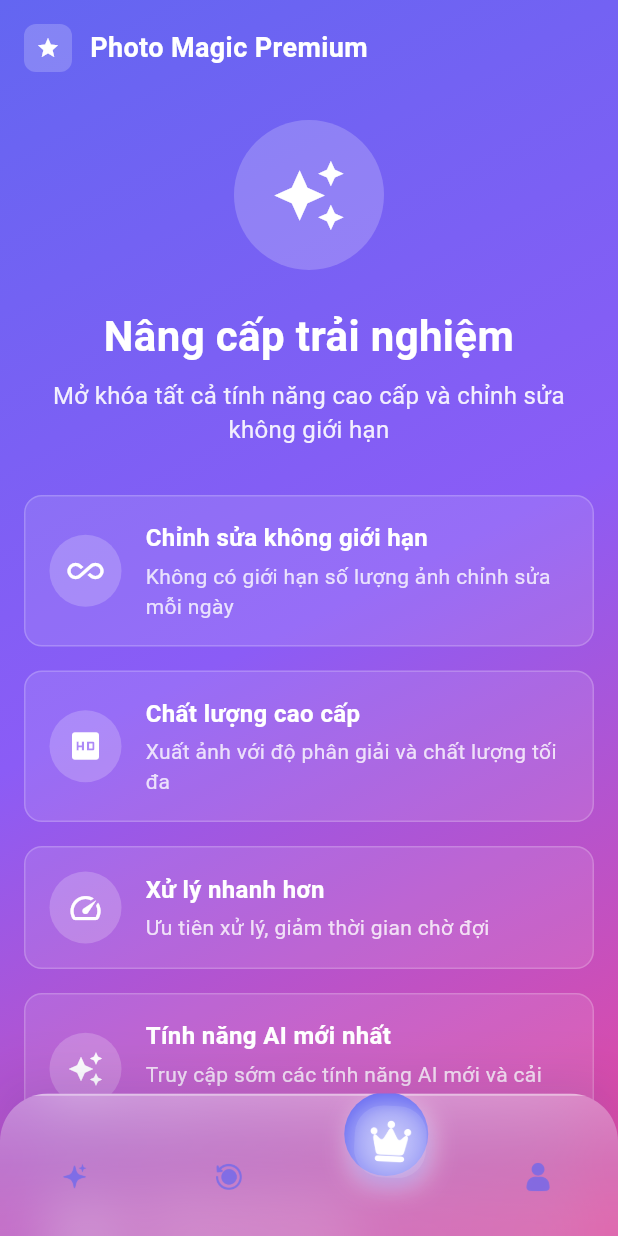
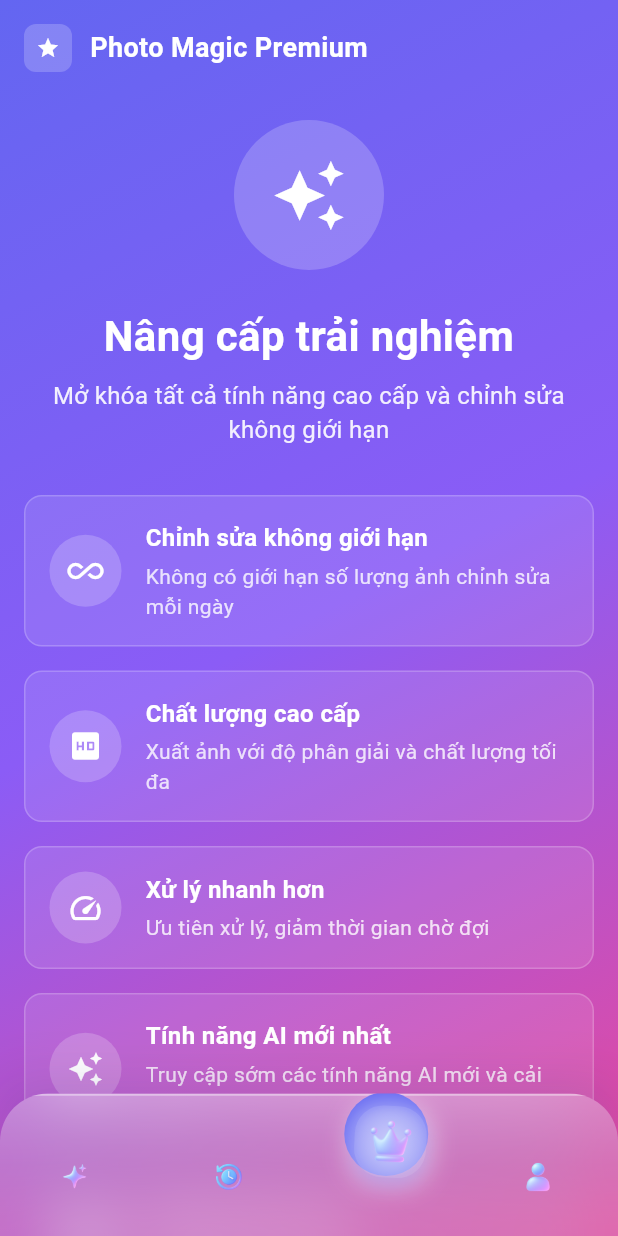
Before and after one commit to danhtrinhdevelopermay/MagicBSA-Mobile, a Flutter app: the screen it shows after launch, swiped to page 3, on a phone screen of 412 x 824 dp. Run offline on Flutter 3.47's test engine with Material 3 defaults, Android fonts, the phone set to English and light mode, and no system bars; drawn by our look-alikes of curved_navigation_bar; our stand-ins replace audioplayers, dio, flutter_spinkit, image_picker, share_plus, shared_preferences; missing offline and left inert: onesignal_flutter; statements that could not run were skipped.

Commit message:
Display the original colors of navigation icons in the bottom bar
Remove color filtering from bottom navigation bar icons in main_screen.dart.

Replit-Commit-Author: Agent
Replit-Commit-Session-Id: 07af9213-31c9-40f5-92ca-02ad79cf8833
Replit-Commit-Checkpoint-Type: full_checkpoint

```diff
--- a/ai_image_editor_flutter/lib/screens/main_screen.dart
+++ b/ai_image_editor_flutter/lib/screens/main_screen.dart
@@ -372,19 +372,11 @@ class _MainScreenState extends State<MainScreen> {
                   ],
                 )
               : null,
-          child: ColorFiltered(
-            colorFilter: isActive
-                ? const ColorFilter.mode(Colors.white, BlendMode.srcIn)
-                : ColorFilter.mode(
-                    const Color(0xFF6366f1).withOpacity(0.7),
-                    BlendMode.srcIn,
-                  ),
-            child: Image.asset(
-              iconPath,
-              width: isActive ? 32 : 28,
-              height: isActive ? 32 : 28,
-              fit: BoxFit.contain,
-            ),
+          child: Image.asset(
+            iconPath,
+            width: isActive ? 32 : 28,
+            height: isActive ? 32 : 28,
+            fit: BoxFit.contain,
           ),
         ),
       ),
```
Also changed, not shown: attached_assets/Screenshot_2025-07-30-18-52-13-140_com.example.ai_image_editor_flutter_1753876395013.png (added).
